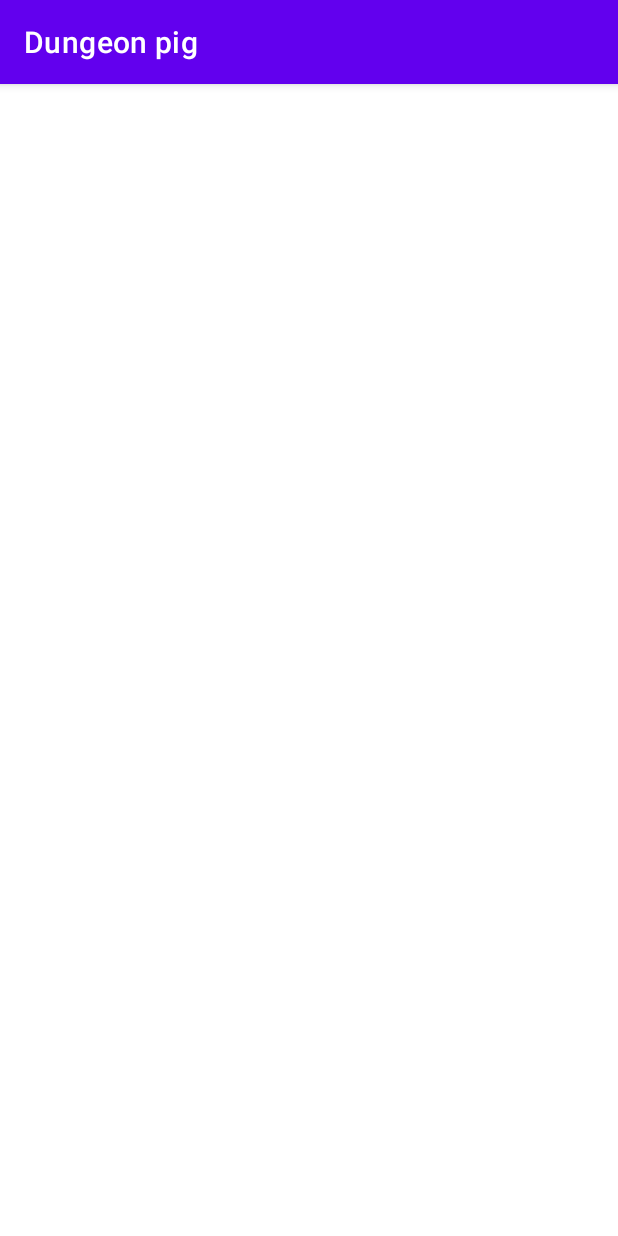
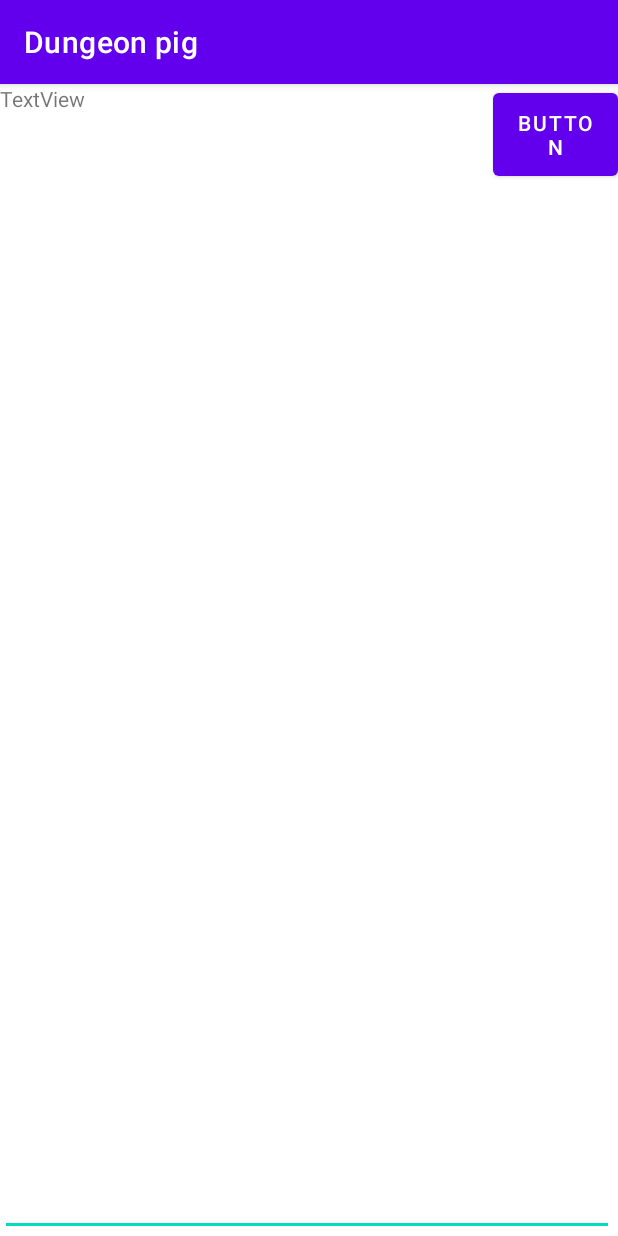
Before and after one commit to riccardoserraglia/Dungeon-pig, an Android app: the Regole screen opened directly, with no data from a screen before it, on a phone screen of 412 x 824 dp. Run offline under Robolectric (Android 15) with nearby library versions, the phone set to English and light mode, and no system bars.

Commit message:
add components

```diff
--- a/app/src/main/res/layout/activity_regole.xml
+++ b/app/src/main/res/layout/activity_regole.xml
@@ -6,4 +6,29 @@
     android:layout_height="match_parent"
     tools:context=".Regole">
 
+    <EditText
+        android:id="@+id/editTextTextMultiLine"
+        android:layout_width="409dp"
+        android:layout_height="665dp"
+        android:ems="10"
+        android:gravity="start|top"
+        android:inputType="textMultiLine"
+        app:layout_constraintBottom_toBottomOf="parent"
+        app:layout_constraintStart_toStartOf="parent" />
+
+    <TextView
+        android:id="@+id/textView2"
+        android:layout_width="331dp"
+        android:layout_height="65dp"
+        android:text="TextView"
+        tools:layout_editor_absoluteX="-1dp"
+        tools:layout_editor_absoluteY="0dp" />
+
+    <Button
+        android:id="@+id/button"
+        android:layout_width="83dp"
+        android:layout_height="67dp"
+        android:text="Button"
+        app:layout_constraintEnd_toEndOf="parent"
+        tools:layout_editor_absoluteY="0dp" />
 </androidx.constraintlayout.widget.ConstraintLayout>
```
Also changed, not shown: app/src/main/res/layout/activity_carte.xml (+19 -0 lines), app/src/main/res/layout/activity_maiali.xml (+13 -0 lines), app/src/main/res/layout/activity_personaggi.xml (+13 -0 lines).
